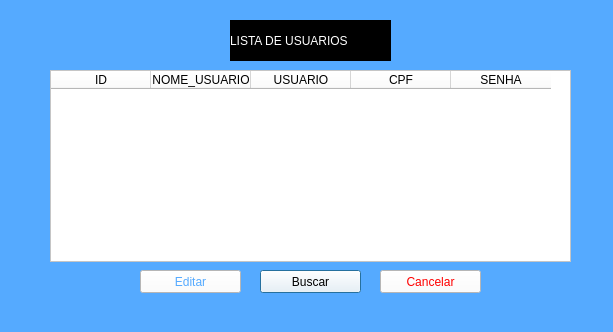
The window that usuarios_cadastrados.ui (djeisson/SGV) describes before a commit, drawn with Qt 5.
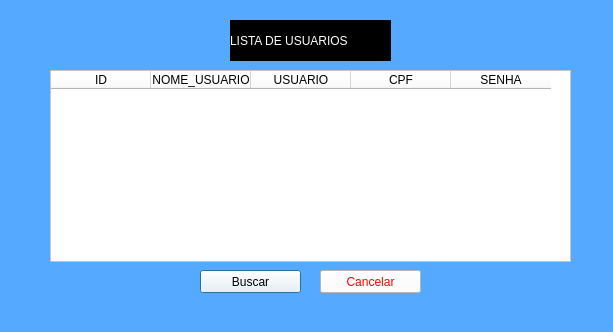
The same window after the commit.

Commit message: Atualização da tela de login, verificação em banco de dados,layout

What changed in the file:
```diff
--- a/usuarios_cadastrados.ui
+++ b/usuarios_cadastrados.ui
@@ -75,7 +75,7 @@
   <widget class="QPushButton" name="pushButton">
    <property name="geometry">
     <rect>
-     <x>260</x>
+     <x>200</x>
      <y>270</y>
      <width>101</width>
      <height>23</height>
@@ -88,27 +88,10 @@
     <string>Buscar</string>
    </property>
   </widget>
-  <widget class="QPushButton" name="pushButton_2">
-   <property name="geometry">
-    <rect>
-     <x>140</x>
-     <y>270</y>
-     <width>101</width>
-     <height>23</height>
-    </rect>
-   </property>
-   <property name="styleSheet">
-    <string notr="true">background-color: rgb(255, 255, 255);
-color: rgb(85, 170, 255);</string>
-   </property>
-   <property name="text">
-    <string>Editar</string>
-   </property>
-  </widget>
   <widget class="QPushButton" name="pushButton_3">
    <property name="geometry">
     <rect>
-     <x>380</x>
+     <x>320</x>
      <y>270</y>
      <width>101</width>
      <height>23</height>
```
The commit also changes 5 other files.
